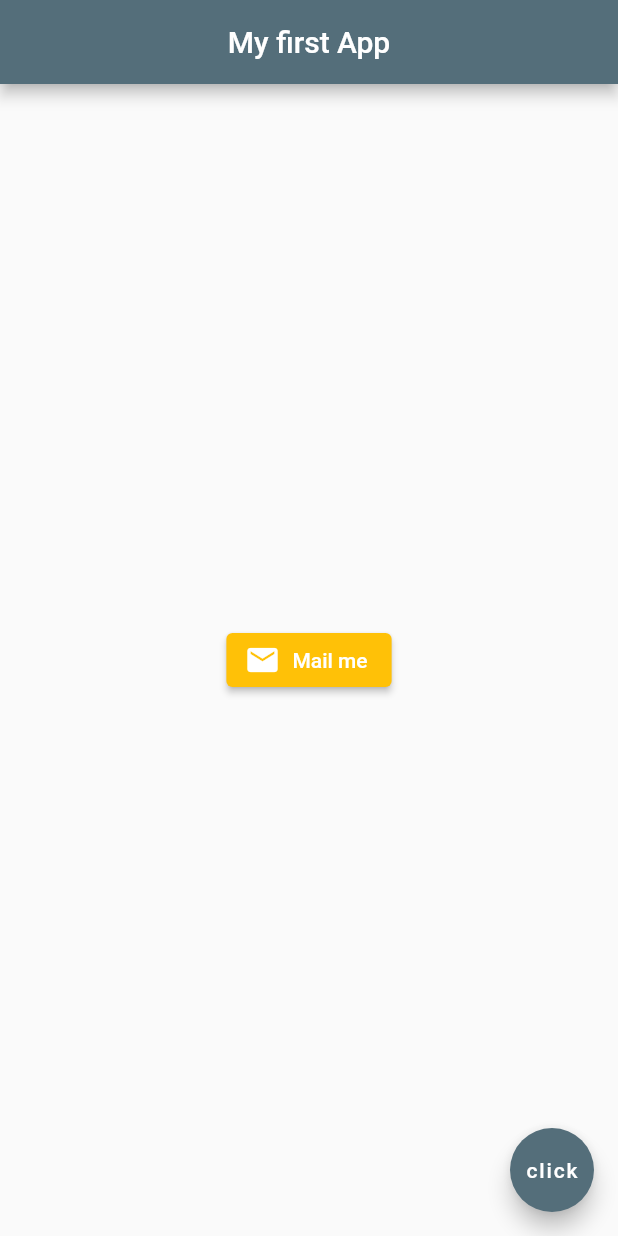
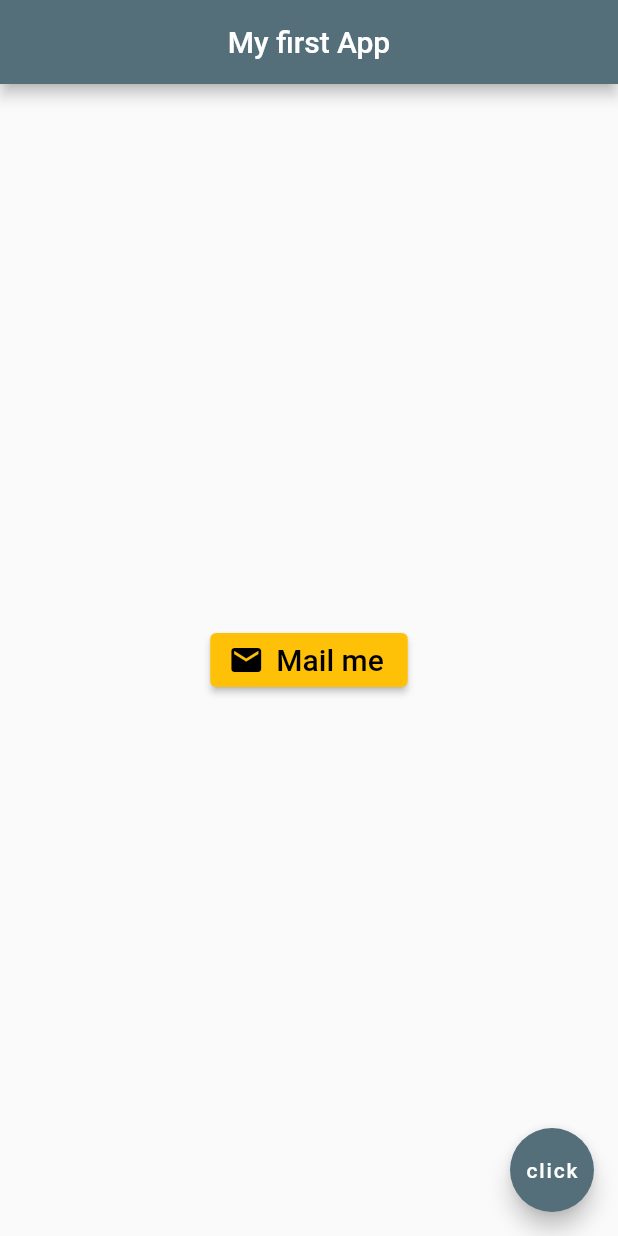
Before and after one commit to Tushxr00/myapp, a Flutter app: the screen it shows after launch, on a phone screen of 412 x 824 dp. Run offline on Flutter 3.47's test engine with Material 2 defaults, Android fonts, the phone set to English and light mode, and no system bars.

Commit message:
FEAT: added style to the elevated icon button

```diff
--- a/lib/main.dart
+++ b/lib/main.dart
@@ -13,7 +13,7 @@ class Home extends StatelessWidget {
   Widget build(BuildContext context) {
     return Scaffold(
       appBar:  AppBar(
-        title: const  Text('My first App'),
+        title: const  Text('My first App',),
         centerTitle: true,
         backgroundColor: Colors.blueGrey[600],
       ),
@@ -22,8 +22,18 @@ class Home extends StatelessWidget {
             onPressed: (){
               print('mailed you');
             },
-            icon: Icon(Icons.mail),
-            label: Text('Mail me'),
+            icon:const Icon(
+                Icons.mail,
+              color: Colors.black,
+            ),
+            label: const Text(
+              'Mail me',
+              style:TextStyle(
+               color: Colors.black,
+                  fontSize: 20
+              )
+              ,
+            ),
             style: ElevatedButton.styleFrom(
               backgroundColor: Colors.amber,
 
```
